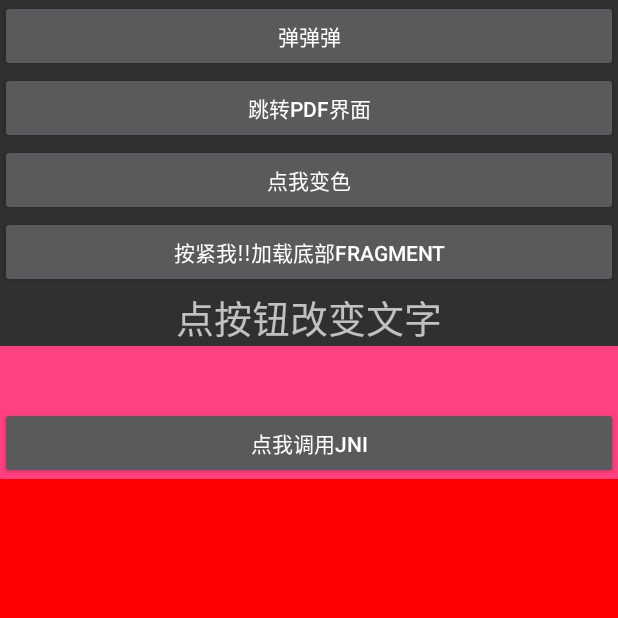
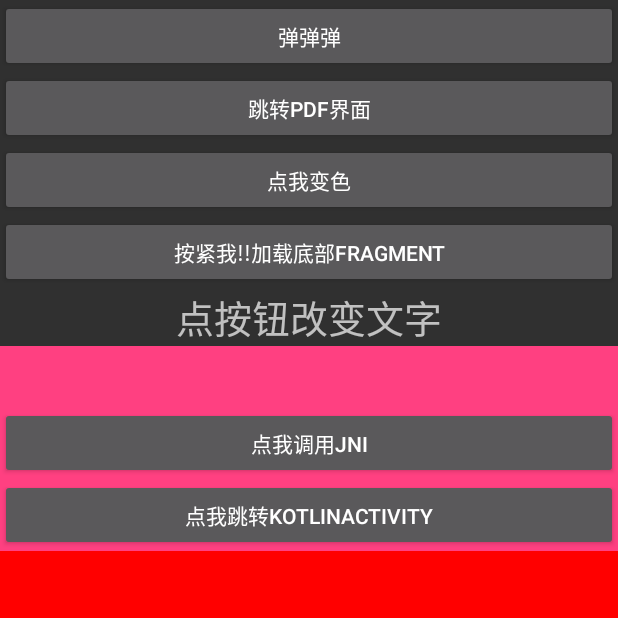
Before and after one commit to Liaohailong190/develop_library, an Android app: the fragment MainFragment placed in its activity, on a phone screen of 412 x 824 dp, the top half of it. Run offline under Robolectric (Android 15) with nearby library versions, the phone set to English and light mode, and no system bars; libraries missing offline, so code that uses them is left out: com.squareup.okhttp; 9 statements that could not run were skipped.

Commit message:
初步尝试kotlin编码： 1，继承类 2，覆盖父类方法 3，建立集合，操作集合 4，静态方法调用

```diff
--- a/app/build.gradle
+++ b/app/build.gradle
@@ -1,4 +1,5 @@
 apply plugin: 'com.android.application'
+apply plugin: 'kotlin-android'
 
 android {
     compileSdkVersion 26
@@ -32,4 +33,5 @@ dependencies {
     compile project(':library')
     //pdf相关
     compile 'com.github.barteksc:pdfium-android:1.7.0'
+    compile "org.jetbrains.kotlin:kotlin-stdlib-jre7:$kotlin_version"
 }
--- a/app/src/main/AndroidManifest.xml
+++ b/app/src/main/AndroidManifest.xml
@@ -22,6 +22,7 @@
         </activity>
 
         <activity android:name=".activity.PdfActivity" />
+        <activity android:name=".activity.KotlinActivity" />
     </application>
 
 </manifest>
--- a/app/src/main/java/org/liaohailong/pdftestapp/fragment/MainFragment.java
+++ b/app/src/main/java/org/liaohailong/pdftestapp/fragment/MainFragment.java
@@ -24,6 +24,7 @@ import org.liaohailong.library.inject.SaveState;
 import org.liaohailong.library.util.ToastUtil;
 import org.liaohailong.pdftestapp.BaseFragment;
 import org.liaohailong.pdftestapp.R;
+import org.liaohailong.pdftestapp.activity.KotlinActivity;
 import org.liaohailong.pdftestapp.model.Student;
 
 import java.io.IOException;
@@ -49,7 +50,7 @@ public class MainFragment extends BaseFragment {
 
     private String imageUrl01 = "https://timgsa.baidu.com/timg?image&quality=80&size=b9999_10000&sec=1505054331352&di=67367353f3ac52e7cdaca7221de9c39d&imgtype=0&src=http%3A%2F%2Fimg.mp.itc.cn%2Fupload%2F20161003%2F599d93c935d646b9a1b7e8adb049a8fa_th.jpg";
     private String imageUrl02 = "/storage/emulated/0/output_image.jpg";
-//    private String imageUrl03 = "https://timgsa.baidu.com/timg?image&quality=80&size=b9999_10000&sec=1505106699538&di=6e7649394fca8898968dd0a1388c9b76&imgtype=0&src=http%3A%2F%2Fimg.mp.itc.cn%2Fupload%2F20160829%2F24997e71d5814cf48f307d7caece946c.gif";
+    //    private String imageUrl03 = "https://timgsa.baidu.com/timg?image&quality=80&size=b9999_10000&sec=1505106699538&di=6e7649394fca8898968dd0a1388c9b76&imgtype=0&src=http%3A%2F%2Fimg.mp.itc.cn%2Fupload%2F20160829%2F24997e71d5814cf48f307d7caece946c.gif";
     private String[] urls = new String[2];
     private int imageUrlIndex = 0;
     private int httpRequestIndex = 0;
@@ -110,12 +111,15 @@ public class MainFragment extends BaseFragment {
 //        urls[2] = imageUrl03;
     }
 
-    @OnClick({R.id.text_fragment})
+    @OnClick({R.id.text_fragment, R.id.kotlin_btn})
     public void recordCount(View v) {
         switch (v.getId()) {
             case R.id.text_fragment:
                 count++;
                 textView.setText(TEXT + count + "次");
+                break;
+            case R.id.kotlin_btn:
+                KotlinActivity.Companion.show(getContext());
                 break;
         }
     }
--- a/app/src/main/res/layout/fragment_main.xml
+++ b/app/src/main/res/layout/fragment_main.xml
@@ -2,8 +2,8 @@
 <LinearLayout xmlns:android="http://schemas.android.com/apk/res/android"
     android:layout_width="match_parent"
     android:layout_height="match_parent"
-    android:orientation="vertical"
-    android:background="@color/colorAccent">
+    android:background="@color/colorAccent"
+    android:orientation="vertical">
 
     <TextView
         android:id="@+id/text_fragment"
@@ -18,14 +18,18 @@
         android:id="@+id/jni_btn"
         android:layout_width="match_parent"
         android:layout_height="wrap_content"
-        android:text="点我调用JNI"
-        />
+        android:text="点我调用JNI" />
+
+    <Button
+        android:id="@+id/kotlin_btn"
+        android:layout_width="match_parent"
+        android:layout_height="wrap_content"
+        android:text="点我跳转KotlinActivity" />
 
     <ImageView
         android:id="@+id/avatar"
         android:layout_width="match_parent"
         android:layout_height="match_parent"
-        android:background="#F00"
-        />
+        android:background="#F00" />
 
 </LinearLayout>
--- a/build.gradle
+++ b/build.gradle
@@ -1,6 +1,7 @@
 // Top-level build file where you can add configuration options common to all sub-projects/modules.
 
 buildscript {
+    ext.kotlin_version = '1.1.51'
     repositories {
         jcenter()
         google()
@@ -9,6 +10,7 @@ buildscript {
         classpath 'com.android.tools.build:gradle:3.0.0'
         classpath 'com.jfrog.bintray.gradle:gradle-bintray-plugin:1.7.3'
         classpath 'com.github.dcendents:android-maven-gradle-plugin:1.5'
+        classpath "org.jetbrains.kotlin:kotlin-gradle-plugin:$kotlin_version"
 
         // NOTE: Do not place your application dependencies here; they belong
         // in the individual module build.gradle files
--- a/library/build.gradle
+++ b/library/build.gradle
@@ -1,4 +1,5 @@
 apply plugin: 'com.android.library'
+apply plugin: 'kotlin-android'
 
 android {
     compileSdkVersion 26
@@ -40,4 +41,8 @@ dependencies {
     //请求网络相关
     compile 'com.squareup.okhttp:okhttp:2.4.0'
     compile 'com.squareup.okio:okio:1.11.0'
+    compile "org.jetbrains.kotlin:kotlin-stdlib-jre7:$kotlin_version"
 }
+repositories {
+    mavenCentral()
+}
```
Also changed, not shown: app/src/main/java/org/liaohailong/pdftestapp/activity/KotlinActivity.kt (added, +34 -0 lines), app/src/main/java/org/liaohailong/pdftestapp/widget/DragView.kt (added, +69 -0 lines), app/src/main/res/layout/activity_kotlin.xml (added, +10 -0 lines).
